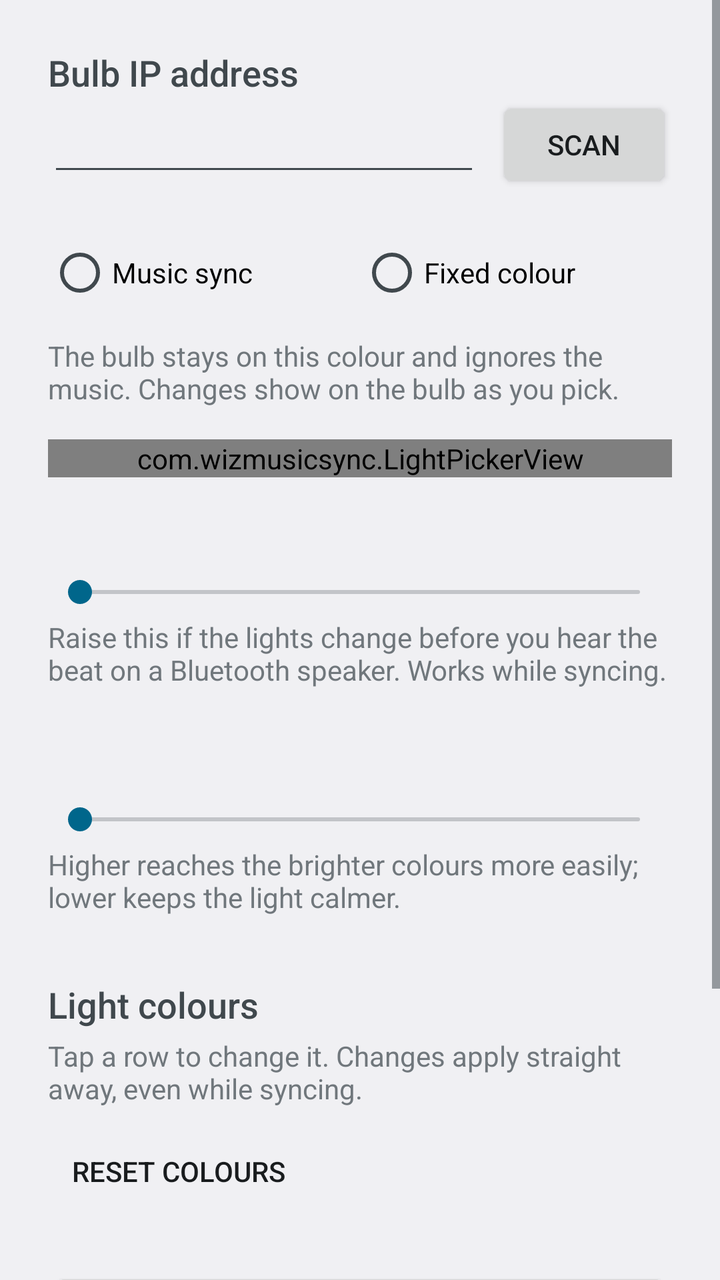
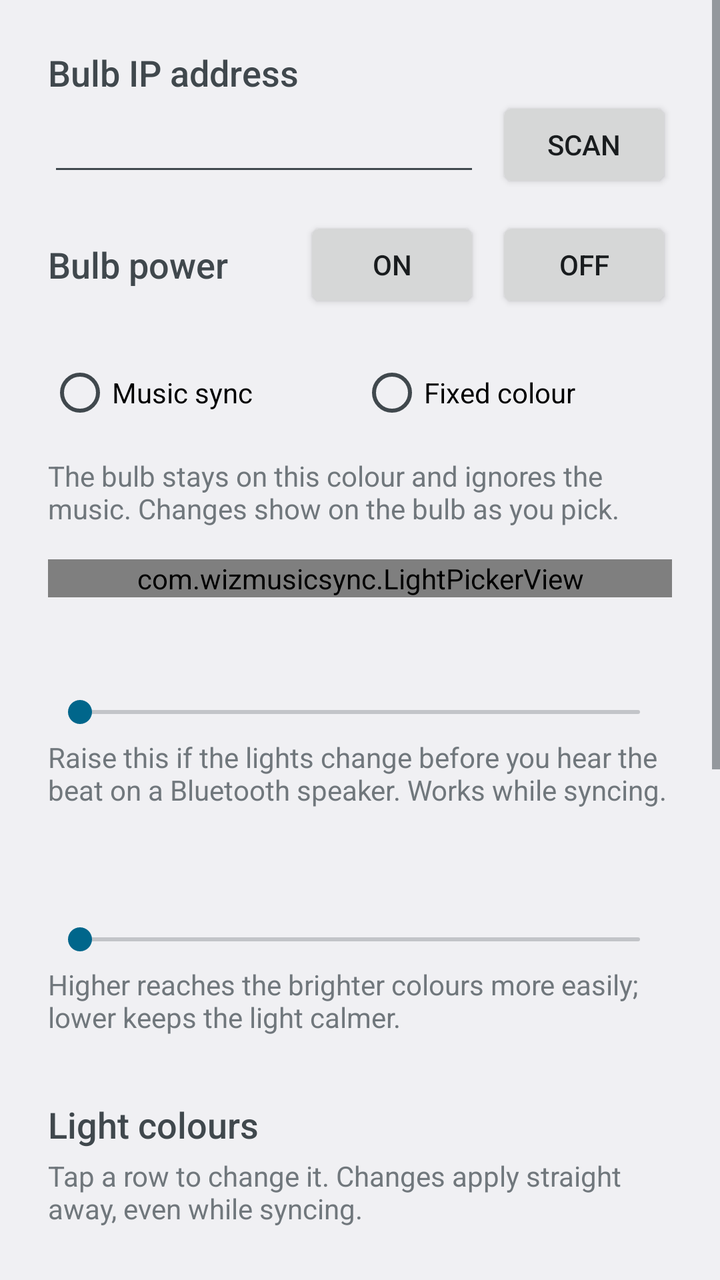

Two renders of the same Android screen: before a commit and after it. Below are the layout's source before the change and the commit's diff.
<!-- AndroidManifest.xml: application theme android:Theme.DeviceDefault.DayNight -->
<!-- res/layout/activity_main.xml -->
<?xml version="1.0" encoding="utf-8"?>
<ScrollView xmlns:android="http://schemas.android.com/apk/res/android"
    android:layout_width="match_parent"
    android:layout_height="match_parent"
    android:fitsSystemWindows="true">

    <LinearLayout
        android:layout_width="match_parent"
        android:layout_height="wrap_content"
        android:orientation="vertical"
        android:padding="24dp">

        <TextView
            android:layout_width="wrap_content"
            android:layout_height="wrap_content"
            android:labelFor="@id/bulbIp"
            android:text="Bulb IP address"
            android:textAppearance="?android:attr/textAppearanceMedium" />

        <LinearLayout
            android:layout_width="match_parent"
            android:layout_height="wrap_content"
            android:gravity="center_vertical"
            android:orientation="horizontal">

            <EditText
                android:id="@+id/bulbIp"
                android:layout_width="0dp"
                android:layout_height="wrap_content"
                android:layout_weight="1"
                android:importantForAutofill="no"
                android:inputType="text"
                android:singleLine="true" />

            <Button
                android:id="@+id/scan"
                android:layout_width="wrap_content"
                android:layout_height="wrap_content"
                android:layout_marginStart="8dp"
                android:text="Scan" />
        </LinearLayout>

        <RadioGroup
            android:id="@+id/mode"
            android:layout_width="match_parent"
            android:layout_height="wrap_content"
            android:layout_marginTop="24dp"
            android:orientation="horizontal">

            <RadioButton
                android:id="@+id/modeSync"
                android:layout_width="0dp"
                android:layout_height="wrap_content"
                android:layout_weight="1"
                android:text="Music sync" />

            <RadioButton
                android:id="@+id/modeFixed"
                android:layout_width="0dp"
                android:layout_height="wrap_content"
                android:layout_weight="1"
                android:text="Fixed colour" />
        </RadioGroup>

        
        <LinearLayout
            android:id="@+id/fixedSection"
            android:layout_width="match_parent"
            android:layout_height="wrap_content"
            android:layout_marginTop="16dp"
            android:orientation="vertical">

            <TextView
                android:layout_width="wrap_content"
                android:layout_height="wrap_content"
                android:text="The bulb stays on this colour and ignores the music. Changes show on the bulb as you pick."
                android:textAppearance="?android:attr/textAppearanceSmall" />

            <com.wizmusicsync.LightPickerView
                android:id="@+id/fixedPicker"
                android:layout_width="match_parent"
                android:layout_height="wrap_content"
                android:layout_marginTop="16dp" />
        </LinearLayout>

        
        <LinearLayout
            android:id="@+id/syncSection"
            android:layout_width="match_parent"
            android:layout_height="wrap_content"
            android:orientation="vertical">

            <TextView
                android:id="@+id/delayLabel"
                android:layout_width="wrap_content"
                android:layout_height="wrap_content"
                android:layout_marginTop="16dp"
                android:textAppearance="?android:attr/textAppearanceMedium" />

            <SeekBar
                android:id="@+id/delay"
                android:layout_width="match_parent"
                android:layout_height="wrap_content"
                android:layout_marginTop="8dp" />

            <TextView
                android:layout_width="wrap_content"
                android:layout_height="wrap_content"
                android:layout_marginTop="4dp"
                android:text="Raise this if the lights change before you hear the beat on a Bluetooth speaker. Works while syncing."
                android:textAppearance="?android:attr/textAppearanceSmall" />

            <TextView
                android:id="@+id/sensitivityLabel"
                android:layout_width="wrap_content"
                android:layout_height="wrap_content"
                android:layout_marginTop="24dp"
                android:textAppearance="?android:attr/textAppearanceMedium" />

            <SeekBar
                android:id="@+id/sensitivity"
                android:layout_width="match_parent"
                android:layout_height="wrap_content"
                android:layout_marginTop="8dp" />

            <TextView
                android:layout_width="wrap_content"
                android:layout_height="wrap_content"
                android:layout_marginTop="4dp"
                android:text="Higher reaches the brighter colours more easily; lower keeps the light calmer."
                android:textAppearance="?android:attr/textAppearanceSmall" />

            <TextView
                android:layout_width="wrap_content"
                android:layout_height="wrap_content"
                android:layout_marginTop="32dp"
                android:text="Light colours"
                android:textAppearance="?android:attr/textAppearanceMedium" />

            <TextView
                android:layout_width="wrap_content"
                android:layout_height="wrap_content"
                android:layout_marginTop="4dp"
                android:text="Tap a row to change it. Changes apply straight away, even while syncing."
                android:textAppearance="?android:attr/textAppearanceSmall" />

            <LinearLayout
                android:id="@+id/colorRows"
                android:layout_width="match_parent"
                android:layout_height="wrap_content"
                android:layout_marginTop="8dp"
                android:orientation="vertical" />

            <Button
                android:id="@+id/resetColors"
                style="?android:attr/borderlessButtonStyle"
                android:layout_width="wrap_content"
                android:layout_height="wrap_content"
                android:text="Reset colours" />

            <Button
                android:id="@+id/toggle"
                android:layout_width="match_parent"
                android:layout_height="wrap_content"
                android:layout_marginTop="24dp" />
        </LinearLayout>

        <TextView
            android:id="@+id/status"
            android:layout_width="match_parent"
            android:layout_height="wrap_content"
            android:layout_marginTop="24dp"
            android:fontFamily="monospace"
            android:textAppearance="?android:attr/textAppearanceSmall" />

        <Button
            android:id="@+id/resetAll"
            style="?android:attr/borderlessButtonStyle"
            android:layout_width="wrap_content"
            android:layout_height="wrap_content"
            android:layout_gravity="center_horizontal"
            android:layout_marginTop="32dp"
            android:text="Reset all settings" />
    </LinearLayout>
</ScrollView>
<!-- resources referenced by this layout -->
<resources>

</resources>

<!-- the commit's change to res/layout/activity_main.xml (unified diff, before → after) -->
@@ -40,6 +40,35 @@
                 android:text="Scan" />
         </LinearLayout>
 
+        <LinearLayout
+            android:layout_width="match_parent"
+            android:layout_height="wrap_content"
+            android:layout_marginTop="12dp"
+            android:gravity="center_vertical"
+            android:orientation="horizontal">
+
+            <TextView
+                android:id="@+id/powerState"
+                android:layout_width="0dp"
+                android:layout_height="wrap_content"
+                android:layout_weight="1"
+                android:text="Bulb power"
+                android:textAppearance="?android:attr/textAppearanceMedium" />
+
+            <Button
+                android:id="@+id/powerOn"
+                android:layout_width="wrap_content"
+                android:layout_height="wrap_content"
+                android:text="On" />
+
+            <Button
+                android:id="@+id/powerOff"
+                android:layout_width="wrap_content"
+                android:layout_height="wrap_content"
+                android:layout_marginStart="8dp"
+                android:text="Off" />
+        </LinearLayout>
+
         <RadioGroup
             android:id="@+id/mode"
             android:layout_width="match_parent"
@@ -164,6 +193,56 @@
                 android:layout_height="wrap_content"
                 android:layout_marginTop="24dp" />
         </LinearLayout>
+
+        
+        <TextView
+            android:layout_width="wrap_content"
+            android:layout_height="wrap_content"
+            android:layout_marginTop="32dp"
+            android:text="Schedules"
+            android:textAppearance="?android:attr/textAppearanceMedium" />
+
+        <TextView
+            android:layout_width="wrap_content"
+            android:layout_height="wrap_content"
+            android:layout_marginTop="4dp"
+            android:text="Turn the bulb on or off after a delay or at a set time. This device must be on the bulb's Wi-Fi when a schedule runs."
+            android:textAppearance="?android:attr/textAppearanceSmall" />
+
+        <LinearLayout
+            android:id="@+id/scheduleRows"
+            android:layout_width="match_parent"
+            android:layout_height="wrap_content"
+            android:layout_marginTop="8dp"
+            android:orientation="vertical" />
+
+        <LinearLayout
+            android:id="@+id/scheduleWarning"
+            android:layout_width="match_parent"
+            android:layout_height="wrap_content"
+            android:layout_marginTop="8dp"
+            android:orientation="vertical"
+            android:visibility="gone">
+
+            <TextView
+                android:id="@+id/scheduleWarningText"
+                android:layout_width="wrap_content"
+                android:layout_height="wrap_content"
+                android:textAppearance="?android:attr/textAppearanceSmall" />
+
+            <Button
+                android:id="@+id/scheduleWarningFix"
+                style="?android:attr/borderlessButtonStyle"
+                android:layout_width="wrap_content"
+                android:layout_height="wrap_content" />
+        </LinearLayout>
+
+        <Button
+            android:id="@+id/addSchedule"
+            android:layout_width="wrap_content"
+            android:layout_height="wrap_content"
+            android:layout_marginTop="8dp"
+            android:text="+ Add schedule" />
 
         <TextView
             android:id="@+id/status"
